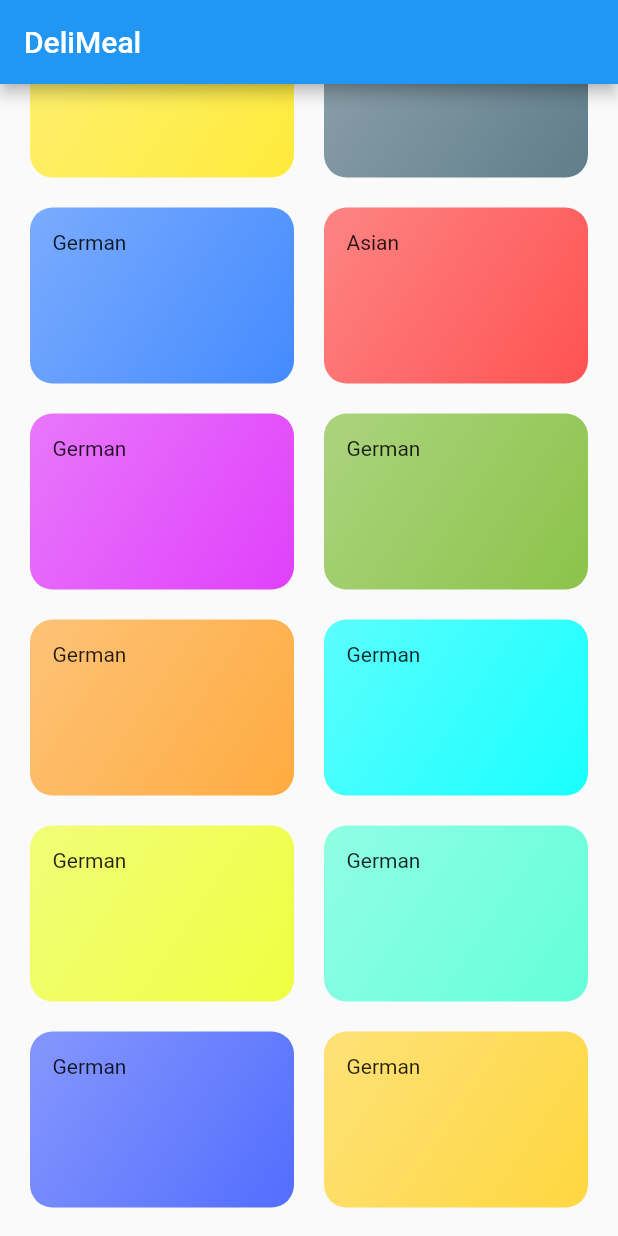
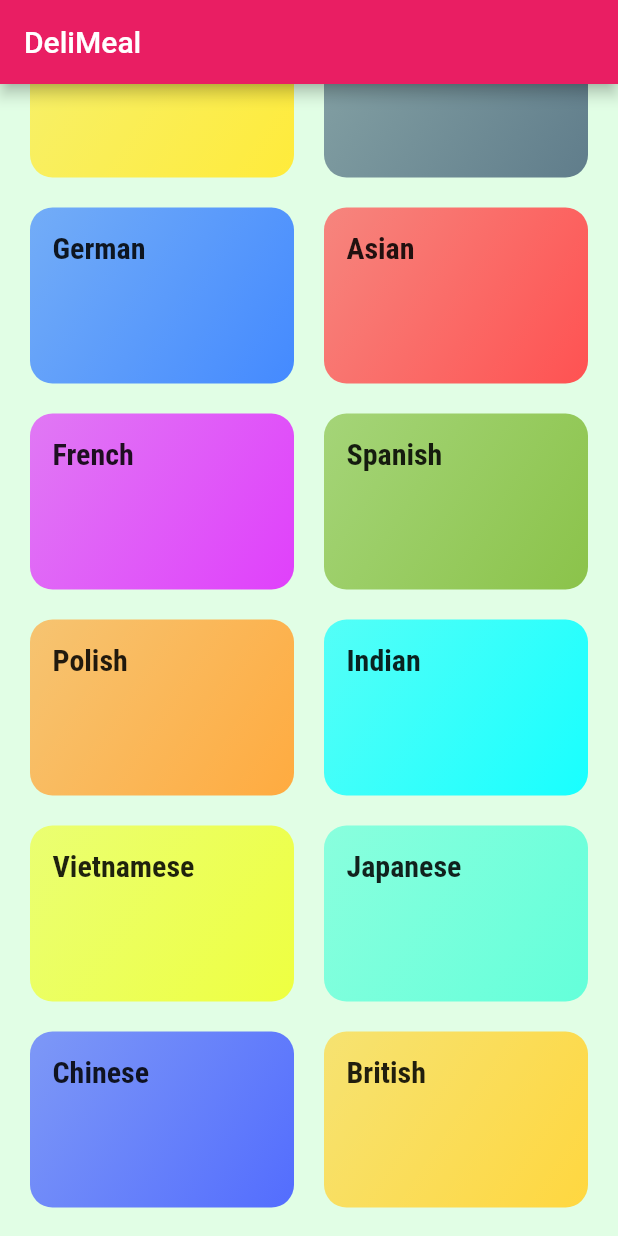
Before and after one commit to pol-dev-shinroo/meals_app, a Flutter app: the screen it shows after launch, scrolled down 75 dp, on a phone screen of 412 x 824 dp. Run offline on Flutter 3.47's test engine with Material 2 defaults, Android fonts, the phone set to English and light mode, and no system bars.

Commit message:
themes setup

```diff
--- a/lib/category_item.dart
+++ b/lib/category_item.dart
@@ -21,7 +21,7 @@ class CategoryItem extends StatelessWidget {
         ),
         borderRadius: BorderRadius.circular(15),
       ),
-      child: Text(title),
+      child: Text(title, style: Theme.of(context).textTheme.titleMedium),
     );
   }
 }
--- a/lib/dummy_data.dart
+++ b/lib/dummy_data.dart
@@ -6,12 +6,12 @@ const dummyData = [
   Category(id: "c3", title: "African", color: Colors.blueGrey),
   Category(id: "c4", title: "German", color: Colors.blueAccent),
   Category(id: "c2", title: "Asian", color: Colors.redAccent),
-  Category(id: "c5", title: "German", color: Colors.purpleAccent),
-  Category(id: "c6", title: "German", color: Colors.lightGreen),
-  Category(id: "c7", title: "German", color: Colors.orangeAccent),
-  Category(id: "c8", title: "German", color: Colors.cyanAccent),
-  Category(id: "c9", title: "German", color: Colors.limeAccent),
-  Category(id: "c10", title: "German", color: Colors.tealAccent),
-  Category(id: "c11", title: "German", color: Colors.indigoAccent),
-  Category(id: "c12", title: "German", color: Colors.amberAccent),
+  Category(id: "c5", title: "French", color: Colors.purpleAccent),
+  Category(id: "c6", title: "Spanish", color: Colors.lightGreen),
+  Category(id: "c7", title: "Polish", color: Colors.orangeAccent),
+  Category(id: "c8", title: "Indian", color: Colors.cyanAccent),
+  Category(id: "c9", title: "Vietnamese", color: Colors.limeAccent),
+  Category(id: "c10", title: "Japanese", color: Colors.tealAccent),
+  Category(id: "c11", title: "Chinese", color: Colors.indigoAccent),
+  Category(id: "c12", title: "British", color: Colors.amberAccent),
 ];
--- a/lib/main.dart
+++ b/lib/main.dart
@@ -13,7 +13,25 @@ class MyApp extends StatelessWidget {
   Widget build(BuildContext context) {
     return MaterialApp(
       title: 'DeliMeals',
-      theme: ThemeData(primarySwatch: Colors.blue),
+      theme: ThemeData(
+        canvasColor: const Color.fromRGBO(225, 254, 229, 1),
+        fontFamily: "Raleway",
+        textTheme: ThemeData.light().textTheme.copyWith(
+              displaySmall: const TextStyle(
+                color: Color.fromRGBO(20, 51, 51, 1),
+              ),
+              displayMedium: const TextStyle(
+                color: Color.fromRGBO(20, 51, 51, 1),
+              ),
+              titleMedium: const TextStyle(
+                fontSize: 20,
+                fontFamily: "RobotoCondensed",
+                fontWeight: FontWeight.bold,
+              ),
+            ),
+        colorScheme: ColorScheme.fromSwatch(primarySwatch: Colors.pink)
+            .copyWith(secondary: Colors.amber),
+      ),
       home: const CategoriesScreen(),
     );
   }
```
Also changed, not shown: lib/category_meals.dart (added).
